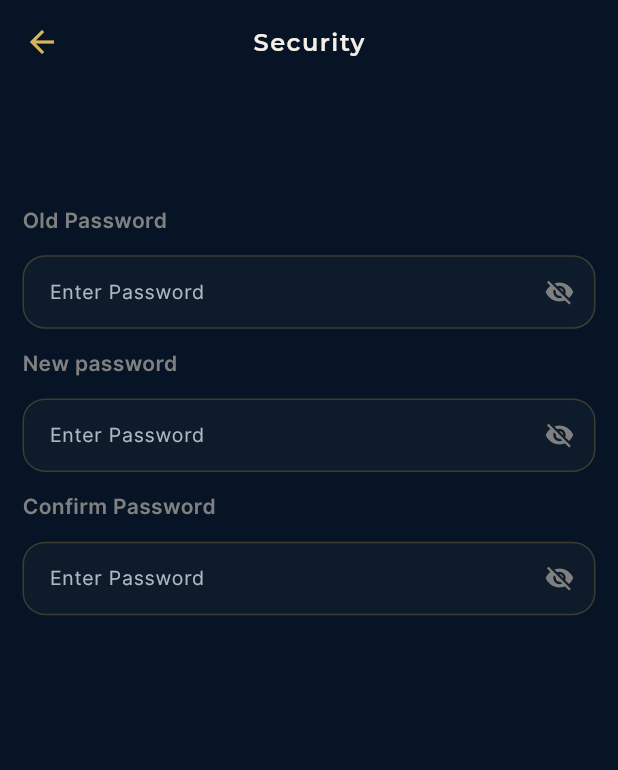
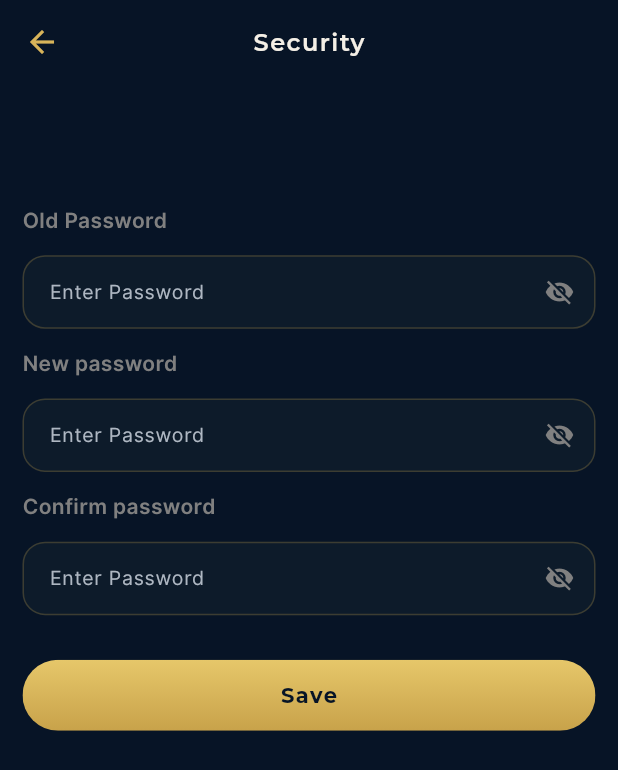
Before and after one commit to Elpadrino971/Eliv, a Flutter app: the SecurityScreen screen opened directly, on a phone screen of 412 x 824 dp. Shown: the top 770 px of the screen. Run offline on Flutter 3.47's test engine with Material 3 defaults, Android fonts, the phone set to English and light mode, and no system bars; our stand-ins replace cached_network_image, firebase_core, firebase_messaging, flutter_local_notifications, get, get_storage and 8 more; missing offline and left inert: purchases_flutter, receive_sharing_intent, zego_express_engine, zego_uikit_prebuilt_live_streaming; accounts and stored records are empty; network calls fail.

Commit message:
feat(profil): « Mot de passe et sécurité » avec bouton Enregistrer
- AuthController.updatePassword({oldPassword, newPassword}) ->
  POST /update-password ({old_password, password}), dialogue succès/erreur.
- SecurityScreen : validation (ancien requis, 8 caractères min, confirmation
  identique), libellés traduits, masquage des champs corrigé (la logique
  de l'œil était inversée).

Co-Authored-By: Claude Fable 5.1 <noreply@anthropic.com>
Claude-Session: https://claude.ai/code/session_01WrgZxWK7AvGb5SDErZU8xh

```diff
--- a/lib/BottomBar/screens/profile/security_screen.dart
+++ b/lib/BottomBar/screens/profile/security_screen.dart
@@ -1,13 +1,14 @@
+import 'package:artist/Controllers/auth_controller.dart';
 import 'package:artist/Global/colors.dart';
 import 'package:artist/Global/global.dart';
-import 'package:artist/widgets/my_appBar.dart';
-// import 'package:artist/widgets/my_container.dart';
+import 'package:artist/widgets/my_appbar.dart';
+import 'package:artist/widgets/my_button.dart';
 import 'package:artist/widgets/my_textfield.dart';
 import 'package:flutter/material.dart';
 import 'package:get/get.dart';
-// import 'package:get/get_core/src/get_main.dart';
-// import 'package:get/get_navigation/src/extension_navigation.dart';
 
+/// « Mot de passe et sécurité » : changement de mot de passe (ancien,
+/// nouveau, confirmation) + bouton Enregistrer -> AuthController.updatePassword.
 class SecurityScreen extends StatefulWidget {
   const SecurityScreen({super.key});
 
@@ -16,13 +17,69 @@ class SecurityScreen extends StatefulWidget {
 }
 
 class _SecurityScreenState extends State<SecurityScreen> {
-  var swichValue = false;
-  var oldPasswordController = TextEditingController();
-  var newPasswordController = TextEditingController();
-  var conformPasswordController = TextEditingController();
+  final authController = Get.isRegistered<AuthController>()
+      ? Get.find<AuthController>()
+      : Get.put(AuthController(), permanent: true);
+  final oldPasswordController = TextEditingController();
+  final newPasswordController = TextEditingController();
+  final conformPasswordController = TextEditingController();
   var showPassword = false;
   var showPassword2 = false;
   var showPassword3 = false;
+
+  @override
+  void dispose() {
+    oldPasswordController.dispose();
+    newPasswordController.dispose();
+    conformPasswordController.dispose();
+    super.dispose();
+  }
+
+  Future<void> _save() async {
+    final oldPassword = oldPasswordController.text;
+    final newPassword = newPasswordController.text;
+    final confirm = conformPasswordController.text;
+    if (oldPassword.isEmpty) {
+      myWarningDialog(subtitle: 'sec_old_required'.tr);
+      return;
+    }
+    if (newPassword.length < 8) {
+      myWarningDialog(subtitle: 'val_password_min'.tr);
+      return;
+    }
+    if (newPassword != confirm) {
+      myWarningDialog(subtitle: 'sec_pwd_mismatch'.tr);
+      return;
+    }
+    FocusScope.of(context).unfocus();
+    await authController.updatePassword(
+      oldPassword: oldPassword,
+      newPassword: newPassword,
+    );
+  }
+
+  Widget _label(String text) {
+    return Text(
+      text,
+      style: TextStyle(
+        color: greyColor,
+        fontWeight: FontWeight.w600,
+        fontSize: 14,
+      ),
+    );
+  }
+
+  Widget _eye(bool visible, VoidCallback onTap) {
+    return GestureDetector(
+      onTap: onTap,
+      child: Icon(
+        visible ? Icons.remove_red_eye : Icons.visibility_off,
+        color: greyColor,
+        size: 20,
+      ),
+    );
+  }
+
   @override
   Widget build(BuildContext context) {
     return Scaffold(
@@ -34,164 +91,59 @@ class _SecurityScreenState extends State<SecurityScreen> {
             crossAxisAlignment: CrossAxisAlignment.start,
             children: [
               height(0.08),
-              Text(
-                'sec_old_pwd'.tr,
-                style: TextStyle(
-                  color: greyColor,
-                  fontWeight: FontWeight.w600,
-                  fontSize: 14,
-                ),
-              ),
+              _label('sec_old_pwd'.tr),
               height(0.01),
               MyTextField(
                 hintText: 'sec_enter_pwd'.tr,
                 controller: oldPasswordController,
-                isObscure: showPassword,
-
-                trailing: GestureDetector(
-                  onTap: () {
+                // Masqué tant que l'œil n'est pas activé (avant, la logique
+                // était inversée : le mot de passe s'affichait en clair).
+                isObscure: !showPassword,
+                trailing: _eye(showPassword, () {
                   setState(() {
                     showPassword = !showPassword;
                   });
-                  },
-                  child: Icon(
-                    showPassword ? Icons.remove_red_eye : Icons.visibility_off,
-
-                    color: greyColor,
-                    size: 20,
-                  ),
-                ),
+                }),
               ),
 
               height(0.01),
 
-              Text(
-                'New password',
-                style: TextStyle(
-                  color: greyColor,
-                  fontWeight: FontWeight.w600,
-                  fontSize: 14,
-                ),
-              ),
+              _label('sec_new_pwd'.tr),
               height(0.01),
               MyTextField(
                 hintText: 'sec_enter_pwd'.tr,
                 controller: newPasswordController,
-                isObscure: showPassword2,
-
-                trailing: GestureDetector(
-                  onTap: () {
+                isObscure: !showPassword2,
+                trailing: _eye(showPassword2, () {
                   setState(() {
                     showPassword2 = !showPassword2;
                   });
-                  },
-                  child: Icon(
-                    showPassword2 ? Icons.remove_red_eye : Icons.visibility_off,
-                    color: greyColor,
-                    size: 20,
-                  ),
-                ),
+                }),
               ),
 
               height(0.01),
 
-              Text(
-                'Confirm Password',
-                style: TextStyle(
-                  color: greyColor,
-                  fontWeight: FontWeight.w600,
-                  fontSize: 14,
-                ),
-              ),
-
+              _label('sec_confirm_pwd'.tr),
               height(0.01),
-
               MyTextField(
                 hintText: 'sec_enter_pwd'.tr,
                 controller: conformPasswordController,
-                isObscure: showPassword3,
-
-                trailing: GestureDetector(
-                  onTap: () {
+                isObscure: !showPassword3,
+                trailing: _eye(showPassword3, () {
                   setState(() {
                     showPassword3 = !showPassword3;
                   });
-                  },
-                  child: Icon(
-                    showPassword3 ? Icons.remove_red_eye : Icons.visibility_off,
-
-                    color: greyColor,
-                    size: 20,
-                  ),
-                ),
+                }),
               ),
 
-              height(0.01),
+              height(0.03),
 
-              // Text(
-              //   'sec_2fa'.tr,
-              //   style: TextStyle(
-              //     color: greyColor,
-              //     fontWeight: FontWeight.w600,
-              //     fontSize: 14,
-              //   ),
-              // ),
-              // height(0.01),
-              // MyContainer(
-              //   widget: Column(
-              //     children: [
-              //       Row(
-              //         children: [
-              //           Row(
-              //             children: [
-              //               Image.asset(
-              //                 'assets/icon15.png',
-              //                 width: 20,
-              //                 height: 20,
-              //               ),
-              //               width(0.02),
-
-              //               Text(
-              //                 'common_enabled'.tr,
-              //                 style: TextStyle(
-              //                   color: Get.isDarkMode ? whiteColor : blackColor,
-              //                   fontWeight: FontWeight.bold,
-              //                   fontSize: 16,
-              //                 ),
-              //               ),
-              //               height(0.01),
-              //             ],
-              //           ),
-              //           Spacer(),
-              //           Switch(
-              //             value: swichValue,
-              //             onChanged: (value) {
-              //               setState(() {
-              //                 swichValue = value;
-              //               });
-              //             },
-
-              //             inactiveThumbColor: whiteColor,
-              //             inactiveTrackColor: greyColor,
-              //             activeTrackColor: mainThemeColor,
-              //             activeThumbColor: whiteColor,
-              //           ),
-              //         ],
-              //       ),
-
-              //       height(0.01),
-
-              //       Text(
-              //         'sec_2fa_desc'.tr,
-              //         style: TextStyle(
-              //           color: greyColor,
-              //           fontWeight: FontWeight.w400,
-              //           fontSize: 14,
-              //         ),
-              //       ),
-              //     ],
-              //   ),
-              // ),
+              MyButton(
+                label: 'sec_save'.tr,
+                onTap: _save,
+                labelColor: midnightPrimary,
+              ),
+              height(0.03),
             ],
           ),
         ),
```
Also changed, not shown: lib/Controllers/auth_controller.dart (+28 -0 lines). Lines whose indentation alone changed are shown as unchanged.
